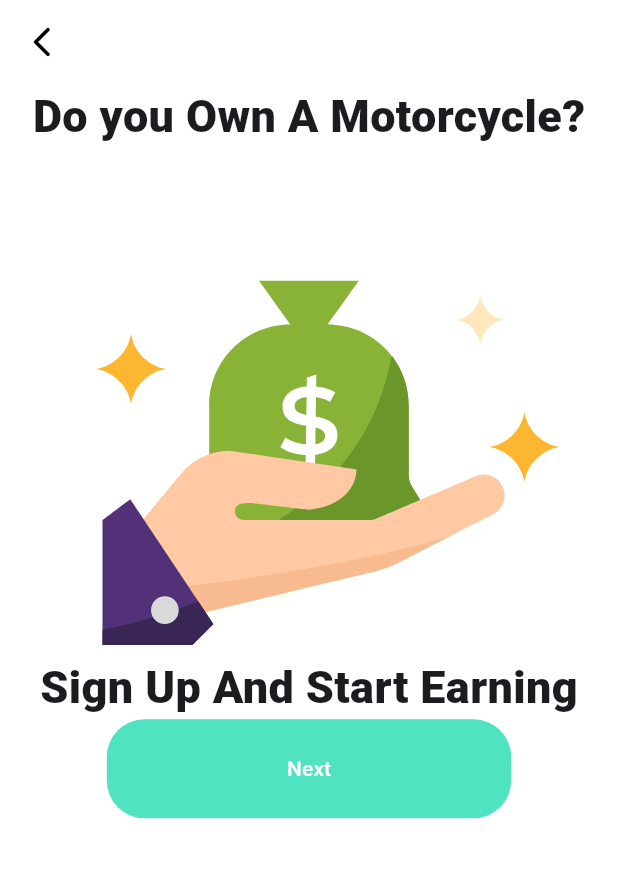
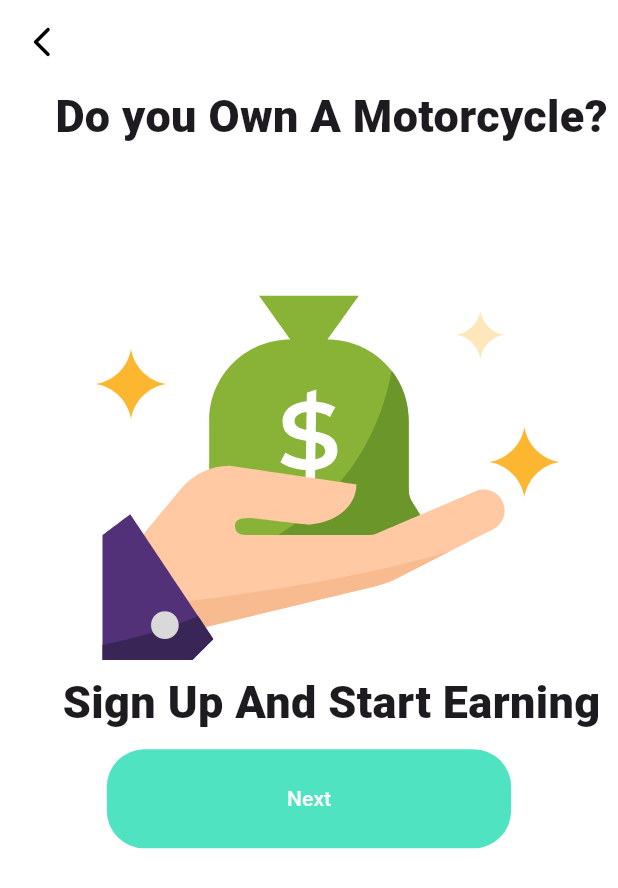
Before and after one commit to ameenakabir22/swiift-hq, a Flutter app: the Onboarding3 screen opened directly, on a phone screen of 412 x 824 dp. Shown: the top 888 px of the screen. Run offline on Flutter 3.47's test engine with Material 3 defaults, Android fonts, the phone set to English and light mode, and no system bars; our stand-ins replace lottie.

Commit message:
i added some padding to the texts

```diff
--- a/lib/pages/onboarding3.dart
+++ b/lib/pages/onboarding3.dart
@@ -28,16 +28,25 @@ class _Onboarding3State extends State<Onboarding3> {
           },
         ),
       ),
-      body: Column(children: [
-        Text(
+      body: Center(
+        child: Column(children: [
+          Padding(
+            padding: const EdgeInsets.only(left: 30.0),
+            child: Text(
               'Do you Own A Motorcycle?',
               style: TextStyle(fontSize: 30, fontWeight: FontWeight.w800),
             ),
+          ),
+          SizedBox(height: 10),
           Lottie.asset('assets/money.json'),
-        Text(
+          Padding(
+            padding: const EdgeInsets.only(left: 30.0),
+            child: Text(
               'Sign Up And Start Earning',
               style: TextStyle(fontSize: 30, fontWeight: FontWeight.w800),
             ),
+          ),
+          SizedBox(height: 10),
           TextButton(
             onPressed: () {
               // Add logic to handle the button press
@@ -60,6 +69,7 @@ class _Onboarding3State extends State<Onboarding3> {
             ),
           ),
         ]),
+      ),
     );
   }
 }
```
Lines whose indentation alone changed are shown as unchanged.
